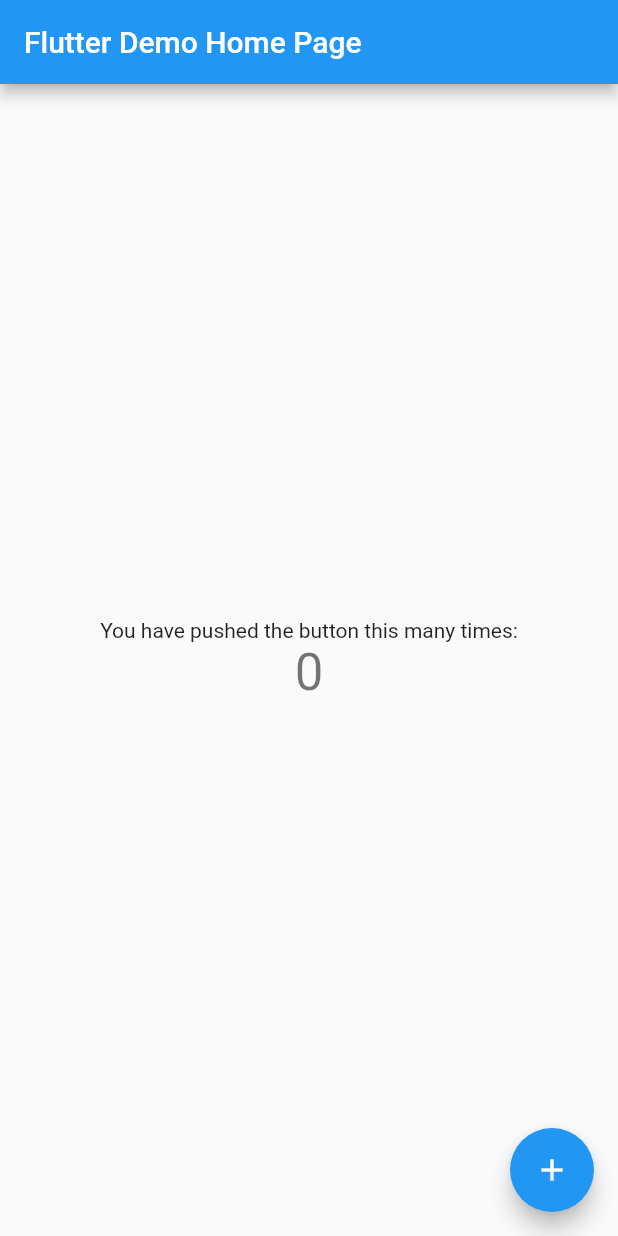
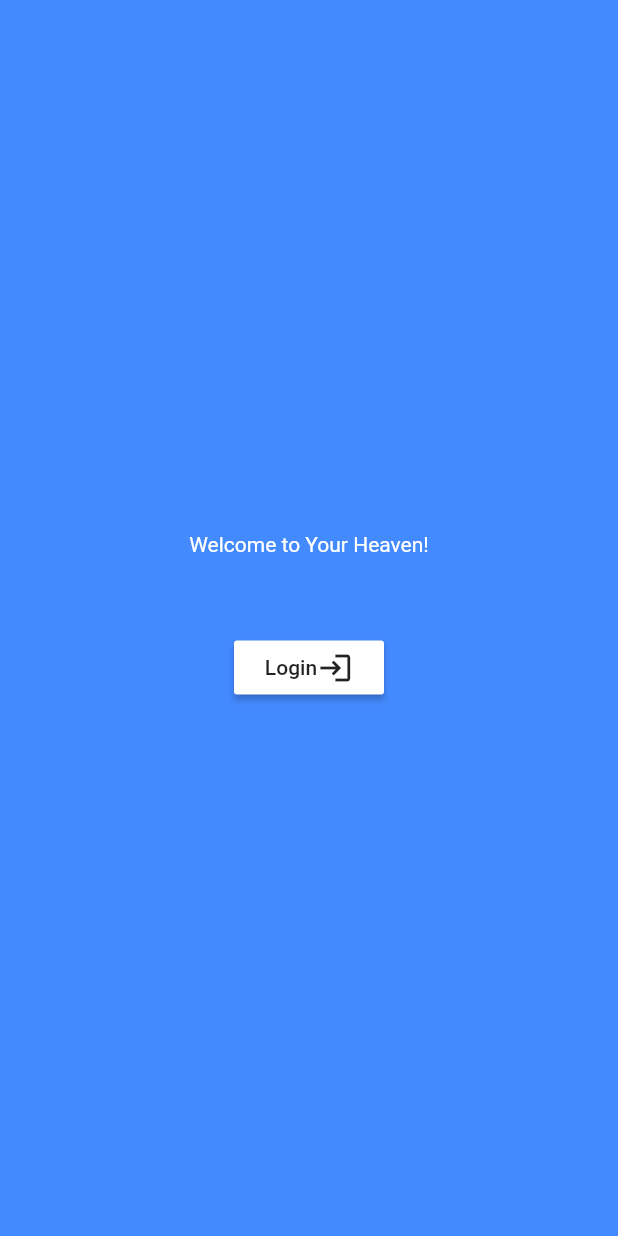
Before and after one commit to lusan19/testing, a Flutter app: the screen it shows after launch, on a phone screen of 412 x 824 dp. Run offline on Flutter 3.47's test engine with Material 2 defaults, Android fonts, the phone set to English and light mode, and no system bars.

Commit message:
add new login screen and change some code

```diff
--- /dev/null
+++ b/lib/Login/login.dart
@@ -0,0 +1,42 @@
+import 'package:flutter/material.dart';
+
+class Login extends StatefulWidget {
+  const Login({Key? key}) : super(key: key);
+
+  @override
+  State<Login> createState() => _LoginState();
+}
+
+class _LoginState extends State<Login> {
+  @override
+  Widget build(BuildContext context) {
+    return Scaffold(
+      backgroundColor: Colors.blueAccent,
+      body: Center(
+        child: Column(
+          mainAxisAlignment: MainAxisAlignment.center,
+          children: [
+            Text('Welcome to Your Heaven!',style: TextStyle(color: Colors.white),),
+            SizedBox(height: 50,),
+            SizedBox(
+              width: 100,
+              child: RaisedButton(
+                color: Colors.white,
+                onPressed: (){
+                  print('hello');
+                },
+                child: Row(
+                  mainAxisAlignment: MainAxisAlignment.center,
+                  children: [
+                    Text('Login'),
+                    Icon(Icons.login),
+                  ],
+                ),
+              ),
+            ),
+          ],
+        ),
+      ),
+    );
+  }
+}
--- a/lib/main.dart
+++ b/lib/main.dart
@@ -1,115 +1,17 @@
 import 'package:flutter/material.dart';
+import 'package:testing/Login/login.dart';
 
 void main() {
-  runApp(const MyApp());
+  runApp(App());
 }
 
-class MyApp extends StatelessWidget {
-  const MyApp({Key? key}) : super(key: key);
+class App extends StatelessWidget {
+  const App({Key? key}) : super(key: key);
 
-  // This widget is the root of your application.
   @override
   Widget build(BuildContext context) {
     return MaterialApp(
-      title: 'Flutter Demo',
-      theme: ThemeData(
-        // This is the theme of your application.
-        //
-        // Try running your application with "flutter run". You'll see the
-        // application has a blue toolbar. Then, without quitting the app, try
-        // changing the primarySwatch below to Colors.green and then invoke
-        // "hot reload" (press "r" in the console where you ran "flutter run",
-        // or simply save your changes to "hot reload" in a Flutter IDE).
-        // Notice that the counter didn't reset back to zero; the application
-        // is not restarted.
-        primarySwatch: Colors.blue,
-      ),
-      home: const MyHomePage(title: 'Flutter Demo Home Page'),
+      home: Login(),
     );
   }
 }
-
-class MyHomePage extends StatefulWidget {
-  const MyHomePage({Key? key, required this.title}) : super(key: key);
-
-  // This widget is the home page of your application. It is stateful, meaning
-  // that it has a State object (defined below) that contains fields that affect
-  // how it looks.
-
-  // This class is the configuration for the state. It holds the values (in this
-  // case the title) provided by the parent (in this case the App widget) and
-  // used by the build method of the State. Fields in a Widget subclass are
-  // always marked "final".
-
-  final String title;
-
-  @override
-  State<MyHomePage> createState() => _MyHomePageState();
-}
-
-class _MyHomePageState extends State<MyHomePage> {
-  int _counter = 0;
-
-  void _incrementCounter() {
-    setState(() {
-      // This call to setState tells the Flutter framework that something has
-      // changed in this State, which causes it to rerun the build method below
-      // so that the display can reflect the updated values. If we changed
-      // _counter without calling setState(), then the build method would not be
-      // called again, and so nothing would appear to happen.
-      _counter++;
-    });
-  }
-
-  @override
-  Widget build(BuildContext context) {
-    // This method is rerun every time setState is called, for instance as done
-    // by the _incrementCounter method above.
-    //
-    // The Flutter framework has been optimized to make rerunning build methods
-    // fast, so that you can just rebuild anything that needs updating rather
-    // than having to individually change instances of widgets.
-    return Scaffold(
-      appBar: AppBar(
-        // Here we take the value from the MyHomePage object that was created by
-        // the App.build method, and use it to set our appbar title.
-        title: Text(widget.title),
-      ),
-      body: Center(
-        // Center is a layout widget. It takes a single child and positions it
-        // in the middle of the parent.
-        child: Column(
-          // Column is also a layout widget. It takes a list of children and
-          // arranges them vertically. By default, it sizes itself to fit its
-          // children horizontally, and tries to be as tall as its parent.
-          //
-          // Invoke "debug painting" (press "p" in the console, choose the
-          // "Toggle Debug Paint" action from the Flutter Inspector in Android
-          // Studio, or the "Toggle Debug Paint" command in Visual Studio Code)
-          // to see the wireframe for each widget.
-          //
-          // Column has various properties to control how it sizes itself and
-          // how it positions its children. Here we use mainAxisAlignment to
-          // center the children vertically; the main axis here is the vertical
-          // axis because Columns are vertical (the cross axis would be
-          // horizontal).
-          mainAxisAlignment: MainAxisAlignment.center,
-          children: <Widget>[
-            const Text(
-              'You have pushed the button this many times:',
-            ),
-            Text(
-              '$_counter',
-              style: Theme.of(context).textTheme.headline4,
-            ),
-          ],
-        ),
-      ),
-      floatingActionButton: FloatingActionButton(
-        onPressed: _incrementCounter,
-        tooltip: 'Increment',
-        child: const Icon(Icons.add),
-      ), // This trailing comma makes auto-formatting nicer for build methods.
-    );
-  }
-}
--- a/pubspec.yaml
+++ b/pubspec.yaml
@@ -44,7 +44,7 @@ dev_dependencies:
   # activated in the `analysis_options.yaml` file located at the root of your
   # package. See that file for information about deactivating specific lint
   # rules and activating additional ones.
-  flutter_lints: ^1.0.0
+#  flutter_lints: ^1.0.0
 
 # For information on the generic Dart part of this file, see the
 # following page: https://dart.dev/tools/pub/pubspec
```
Also changed, not shown: pubspec.lock, 1 other file.
